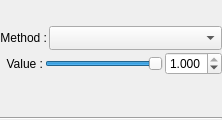
The window that Nodes/FilterNodes/DesaturateFilterNode.ui (TheKamouth/Gliltchlab) describes before a commit, drawn with Qt 5.
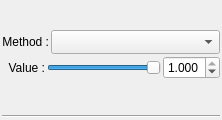
The same window after the commit.

Commit message: - saving and loading .fgf works, but behaviour of creating needs to be improved - reworked peak widgets handling - ui improvements wip : - scanner still broken todo (v0.1) : - node suppression - pixel sort node - global settings

What changed in the file:
```diff
--- a/Nodes/FilterNodes/DesaturateFilterNode.ui
+++ b/Nodes/FilterNodes/DesaturateFilterNode.ui
@@ -24,16 +24,16 @@
     <number>2</number>
    </property>
    <property name="leftMargin">
-    <number>0</number>
+    <number>2</number>
    </property>
    <property name="topMargin">
-    <number>0</number>
+    <number>2</number>
    </property>
    <property name="rightMargin">
-    <number>0</number>
+    <number>2</number>
    </property>
    <property name="bottomMargin">
-    <number>0</number>
+    <number>2</number>
    </property>
    <item>
     <widget class="QWidget" name="NodeUiBase" native="true">
@@ -46,13 +46,13 @@
      <property name="minimumSize">
       <size>
        <width>0</width>
-       <height>24</height>
+       <height>26</height>
       </size>
      </property>
      <property name="maximumSize">
       <size>
        <width>16777215</width>
-       <height>24</height>
+       <height>26</height>
       </size>
      </property>
      <layout class="QVBoxLayout" name="verticalLayout_5">
```
The commit also changes 21 other files.
